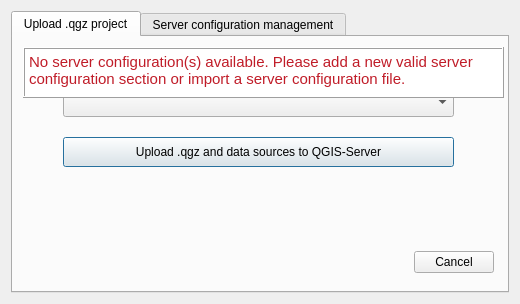
The window that mapbender_plugin/dialogs/ui/main_dialog.ui (WhereGroup/QGIS2Mapbender) describes before a commit, drawn with Qt 5.
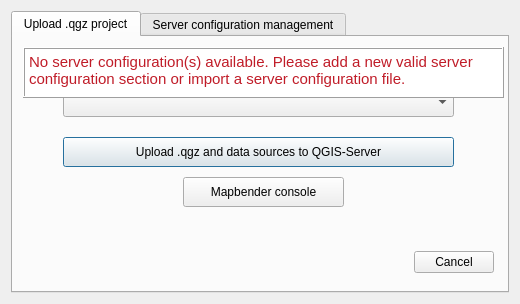
The same window after the commit. Icons and pictures are not drawn.

Commit message: clean code, add port to server config (incl. dialogs), add test for mapbender console

```diff
--- a/mapbender_plugin/dialogs/ui/main_dialog.ui
+++ b/mapbender_plugin/dialogs/ui/main_dialog.ui
@@ -123,6 +123,19 @@
 &lt;p style=&quot; margin-top:0px; margin-bottom:0px; margin-left:0px; margin-right:0px; -qt-block-indent:0; text-indent:0px;&quot;&gt;&lt;span style=&quot; color:#c01c28;&quot;&gt;No server configuration(s) available. Please add a new valid server configuration section or import a server configuration file.&lt;/span&gt;&lt;/p&gt;&lt;/body&gt;&lt;/html&gt;</string>
        </property>
       </widget>
+      <widget class="QPushButton" name="tmpMapbenderConsoleButton">
+       <property name="geometry">
+        <rect>
+         <x>170</x>
+         <y>140</y>
+         <width>161</width>
+         <height>30</height>
+        </rect>
+       </property>
+       <property name="text">
+        <string>Mapbender console</string>
+       </property>
+      </widget>
      </widget>
      <widget class="QWidget" name="serverConfigTab">
       <attribute name="title">
```
The commit also changes 6 other files.
